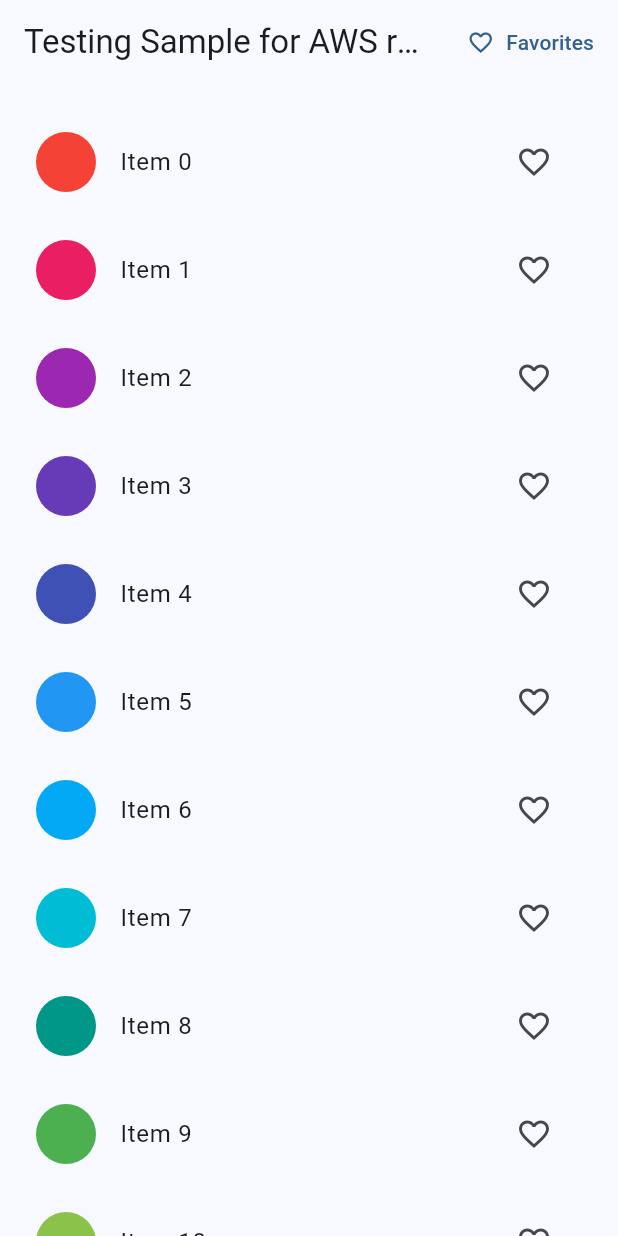
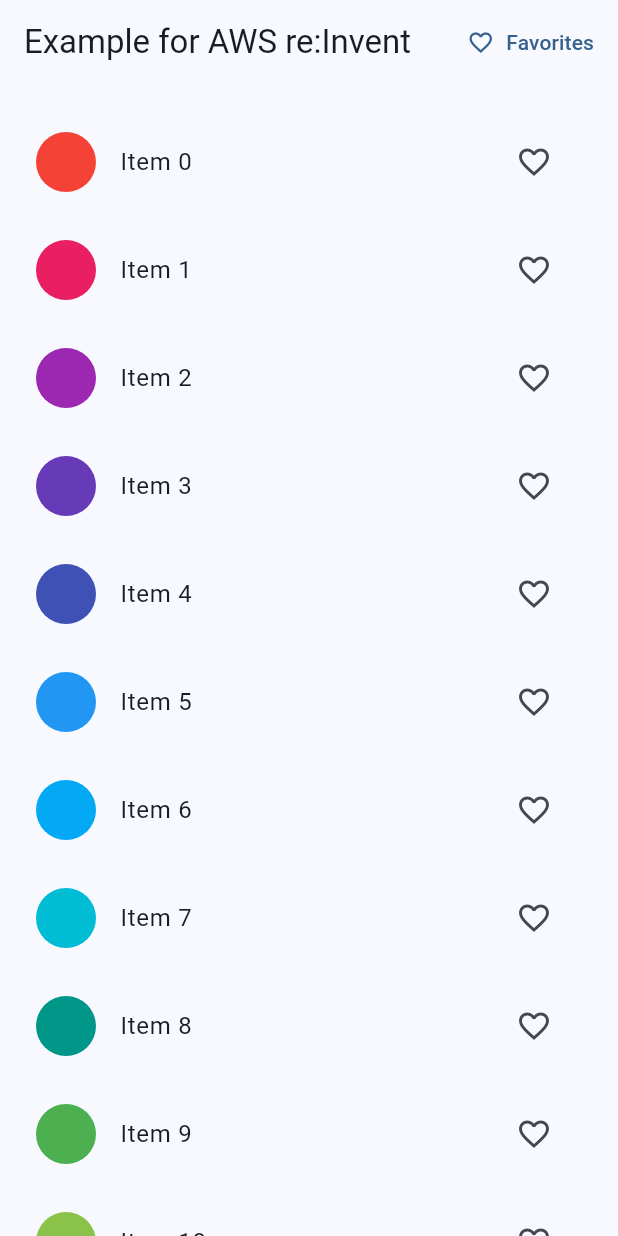
Before and after one commit to DanielGallo/Flutter-Project-Example, a Flutter app: the screen it shows after launch, on a phone screen of 412 x 824 dp. Run offline on Flutter 3.47's test engine with Material 3 defaults, Android fonts, the phone set to English and light mode, and no system bars; our stand-ins replace go_router.

Commit message:
Changed home.dart

```diff
--- a/lib/screens/home.dart
+++ b/lib/screens/home.dart
@@ -17,7 +17,7 @@ class HomePage extends StatelessWidget {
   Widget build(BuildContext context) {
     return Scaffold(
       appBar: AppBar(
-        title: const Text('Testing Sample for AWS re:Invent'),
+        title: const Text('Example for AWS re:Invent'),
         actions: [
           TextButton.icon(
             onPressed: () {
```
